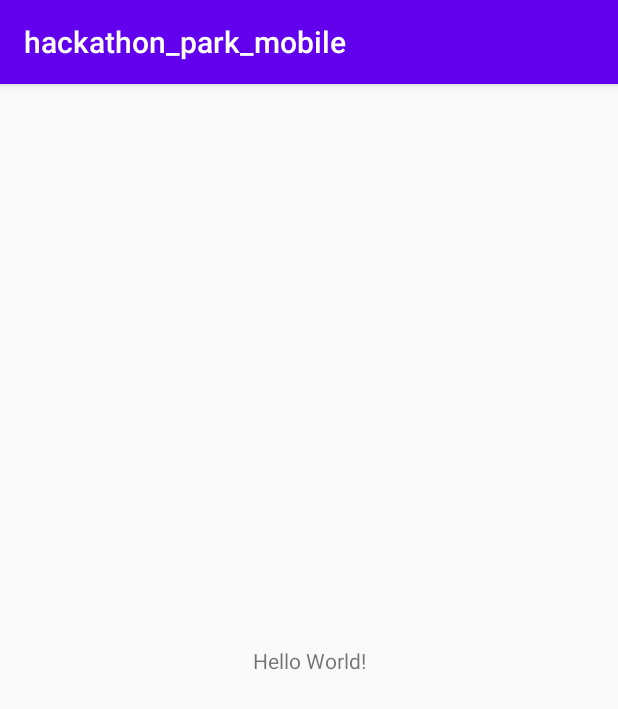
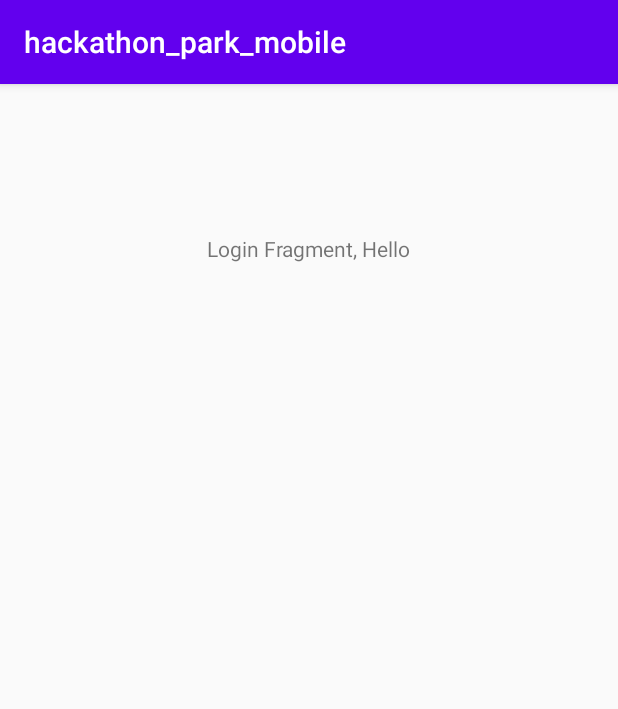
Before and after one commit to aiekseu/hackathon_park_mobile, an Android app: the screen it shows after launch (MainActivity), on a phone screen of 412 x 824 dp. Shown: the top 709 px of the screen. Run offline under Robolectric (Android 15) with nearby library versions, the phone set to English and light mode, and no system bars; libraries missing offline, so code that uses them is left out: moxy.presenter.

Commit message:
Added moxy: Presenter, View

```diff
--- a/app/src/main/AndroidManifest.xml
+++ b/app/src/main/AndroidManifest.xml
@@ -9,7 +9,7 @@
         android:roundIcon="@mipmap/ic_launcher_round"
         android:supportsRtl="true"
         android:theme="@style/AppTheme">
-        <activity android:name=".MainActivity">
+        <activity android:name=".aMain.MainActivity">
             <intent-filter>
                 <action android:name="android.intent.action.MAIN" />
 
--- a/app/src/main/java/com/sconzo/hackathon_park_mobile/MainActivity.kt
+++ b/app/src/main/java/com/sconzo/hackathon_park_mobile/aMain/MainActivity.kt
@@ -1,7 +1,8 @@
-package com.sconzo.hackathon_park_mobile
+package com.sconzo.hackathon_park_mobile.aMain
 
 import androidx.appcompat.app.AppCompatActivity
 import android.os.Bundle
+import com.sconzo.hackathon_park_mobile.R
 
 class MainActivity : AppCompatActivity() {
     override fun onCreate(savedInstanceState: Bundle?) {
--- /dev/null
+++ b/app/src/main/java/com/sconzo/hackathon_park_mobile/aMain/MainPresenter.java
@@ -0,0 +1,4 @@
+package com.sconzo.hackathon_park_mobile.aMain;
+
+public class MainPresenter {
+}
--- /dev/null
+++ b/app/src/main/java/com/sconzo/hackathon_park_mobile/aMain/MainView.java
@@ -0,0 +1,4 @@
+package com.sconzo.hackathon_park_mobile.aMain;
+
+public interface MainView {
+}
--- /dev/null
+++ b/app/src/main/java/com/sconzo/hackathon_park_mobile/fLogin/LoginFragment.kt
@@ -0,0 +1,54 @@
+package com.sconzo.hackathon_park_mobile.fLogin
+
+import android.os.Bundle
+import android.view.LayoutInflater
+import android.view.View
+import android.view.ViewGroup
+import com.sconzo.hackathon_park_mobile.R
+
+
+import moxy.MvpAppCompatFragment
+import moxy.presenter.InjectPresenter
+
+
+class LoginFragment : MvpAppCompatFragment(), LoginView {
+
+    @InjectPresenter
+    lateinit var loginPresenter: LoginPresenter
+
+
+
+    override fun onCreateView(
+        inflater: LayoutInflater, container: ViewGroup?,
+        savedInstanceState: Bundle?
+    ): View? {
+        // Inflate the layout for this fragment
+        return inflater.inflate(R.layout.fragment_login, container, false)
+    }
+
+    override fun onViewCreated(view: View, savedInstanceState: Bundle?) {
+        super.onViewCreated(view, savedInstanceState)
+    }
+
+    override fun toRegisterFragment() {
+        TODO("Not yet implemented")
+    }
+
+    override fun finishLoginFragment() {
+        TODO("Not yet implemented")
+    }
+
+    override fun showPasswordError(isError: Boolean) {
+        TODO("Not yet implemented")
+    }
+
+    override fun showSnackbar(message: String) {
+        TODO("Not yet implemented")
+    }
+
+    override fun showProgressBar(isVisible: Boolean) {
+        TODO("Not yet implemented")
+    }
+
+
+}
--- /dev/null
+++ b/app/src/main/java/com/sconzo/hackathon_park_mobile/fLogin/LoginView.kt
@@ -0,0 +1,34 @@
+package com.sconzo.hackathon_park_mobile.fLogin
+import moxy.MvpView
+import moxy.viewstate.strategy.alias.AddToEndSingle
+import moxy.viewstate.strategy.alias.OneExecution
+
+
+interface LoginView : MvpView {
+
+    // Register Fragment Start
+
+    @OneExecution
+    fun toRegisterFragment()
+
+
+    // Successfully Log In
+
+    @OneExecution
+    fun finishLoginFragment()
+
+
+    // Incorrect Login or Password
+
+    @AddToEndSingle
+    fun showPasswordError(isError: Boolean)
+
+
+    // User Inform
+
+    @OneExecution
+    fun showSnackbar(message: String)
+
+    @AddToEndSingle
+    fun showProgressBar(isVisible: Boolean)
+}
--- a/app/src/main/res/layout/activity_main.xml
+++ b/app/src/main/res/layout/activity_main.xml
@@ -4,15 +4,27 @@
     xmlns:tools="http://schemas.android.com/tools"
     android:layout_width="match_parent"
     android:layout_height="match_parent"
-    tools:context=".MainActivity">
+    tools:context=".aMain.MainActivity">
 
-    <TextView
-        android:layout_width="wrap_content"
-        android:layout_height="wrap_content"
-        android:text="Hello World!"
-        app:layout_constraintBottom_toBottomOf="parent"
-        app:layout_constraintLeft_toLeftOf="parent"
-        app:layout_constraintRight_toRightOf="parent"
-        app:layout_constraintTop_toTopOf="parent" />
 
+    <androidx.constraintlayout.widget.ConstraintLayout xmlns:android="http://schemas.android.com/apk/res/android"
+        xmlns:app="http://schemas.android.com/apk/res-auto"
+        xmlns:tools="http://schemas.android.com/tools"
+        android:layout_width="match_parent"
+        android:layout_height="match_parent"
+        tools:context=".aMain.MainActivity">
+
+        <androidx.fragment.app.FragmentContainerView
+            android:id="@+id/main_navigation"
+            android:name="androidx.navigation.fragment.NavHostFragment"
+            android:layout_width="match_parent"
+            android:layout_height="0dp"
+            app:defaultNavHost="true"
+            app:layout_constraintBottom_toBottomOf="parent"
+            app:layout_constraintEnd_toEndOf="parent"
+            app:layout_constraintStart_toStartOf="parent"
+            app:layout_constraintTop_toTopOf="parent"
+            app:navGraph="@navigation/routes" />
+
+    </androidx.constraintlayout.widget.ConstraintLayout>
 </androidx.constraintlayout.widget.ConstraintLayout>
--- /dev/null
+++ b/app/src/main/res/layout/fragment_login.xml
@@ -0,0 +1,20 @@
+<?xml version="1.0" encoding="utf-8"?>
+<androidx.constraintlayout.widget.ConstraintLayout  xmlns:android="http://schemas.android.com/apk/res/android"
+    xmlns:app="http://schemas.android.com/apk/res-auto"
+    xmlns:tools="http://schemas.android.com/tools"
+    android:layout_width="match_parent"
+    android:layout_height="match_parent"
+    tools:context=".fLogin.LoginFragment">
+
+    <TextView
+        android:layout_width="wrap_content"
+        android:layout_height="wrap_content"
+        android:layout_marginStart="100dp"
+        android:layout_marginTop="100dp"
+        android:layout_marginEnd="100dp"
+        android:text="Login Fragment, Hello"
+        app:layout_constraintEnd_toEndOf="parent"
+        app:layout_constraintStart_toStartOf="parent"
+        app:layout_constraintTop_toTopOf="parent" />
+
+</androidx.constraintlayout.widget.ConstraintLayout>
--- /dev/null
+++ b/app/src/main/res/navigation/routes.xml
@@ -0,0 +1,22 @@
+<?xml version="1.0" encoding="utf-8"?>
+<navigation xmlns:android="http://schemas.android.com/apk/res/android"
+    xmlns:app="http://schemas.android.com/apk/res-auto"
+    xmlns:tools="http://schemas.android.com/tools"
+    android:id="@+id/routes"
+    app:startDestination="@id/loginFragment">
+
+    <fragment
+        android:id="@+id/loginFragment"
+        android:name="com.sconzo.hackathon_park_mobile.fLogin.LoginFragment"
+        android:label="fragment_login"
+        tools:layout="@layout/fragment_login" >
+        <action
+            android:id="@+id/action_loginFragment_to_registerFragment"
+            app:destination="@id/registerFragment" />
+    </fragment>
+    <fragment
+        android:id="@+id/registerFragment"
+        android:name="com.sconzo.hackathon_park_mobile.fRegister.RegisterFragment"
+        android:label="fragment_register"
+        tools:layout="@layout/fragment_register" />
+</navigation>
--- a/app/src/main/res/values/strings.xml
+++ b/app/src/main/res/values/strings.xml
@@ -1,3 +1,5 @@
 <resources>
     <string name="app_name">hackathon_park_mobile</string>
+    <!-- TODO: Remove or change this placeholder text -->
+    <string name="hello_blank_fragment">Hello blank fragment</string>
 </resources>
```
Also changed, not shown: app/build.gradle (+23 -1 lines), app/src/main/java/com/sconzo/hackathon_park_mobile/fLogin/LoginPresenter.kt (added, +38 -0 lines), app/src/main/java/com/sconzo/hackathon_park_mobile/fRegister/RegisterFragment.kt (added, +67 -0 lines), app/src/main/java/com/sconzo/hackathon_park_mobile/fRegister/RegisterPresenter.kt (added, +8 -0 lines), app/src/main/java/com/sconzo/hackathon_park_mobile/fRegister/RegisterView.kt (added, +43 -0 lines), app/src/main/res/layout/fragment_register.xml (added, +14 -0 lines).
